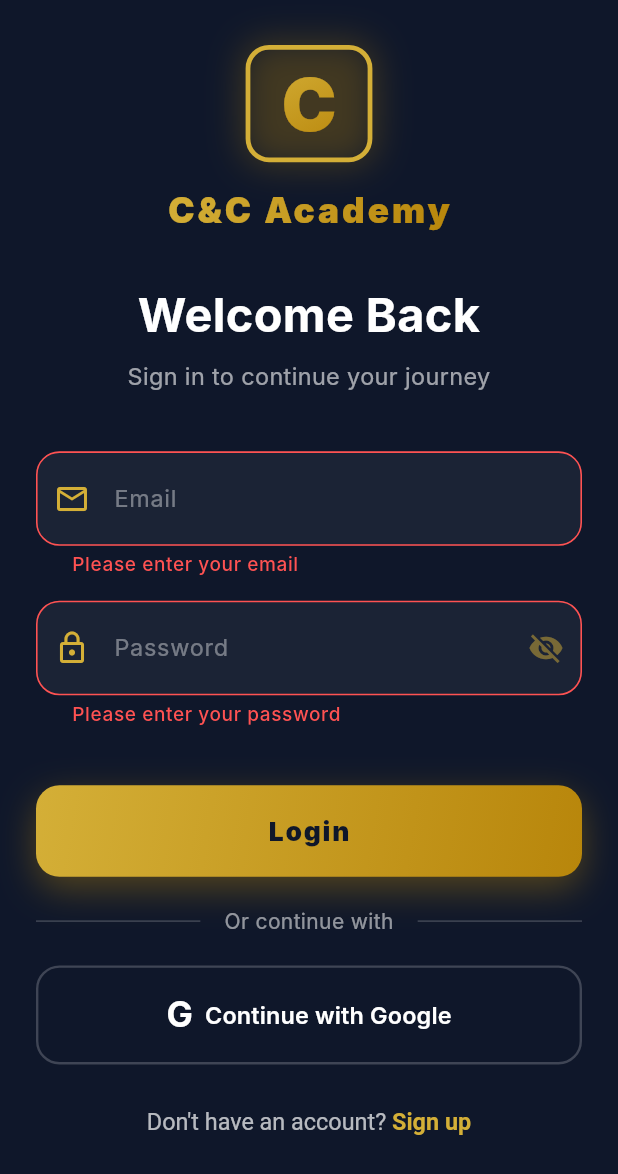
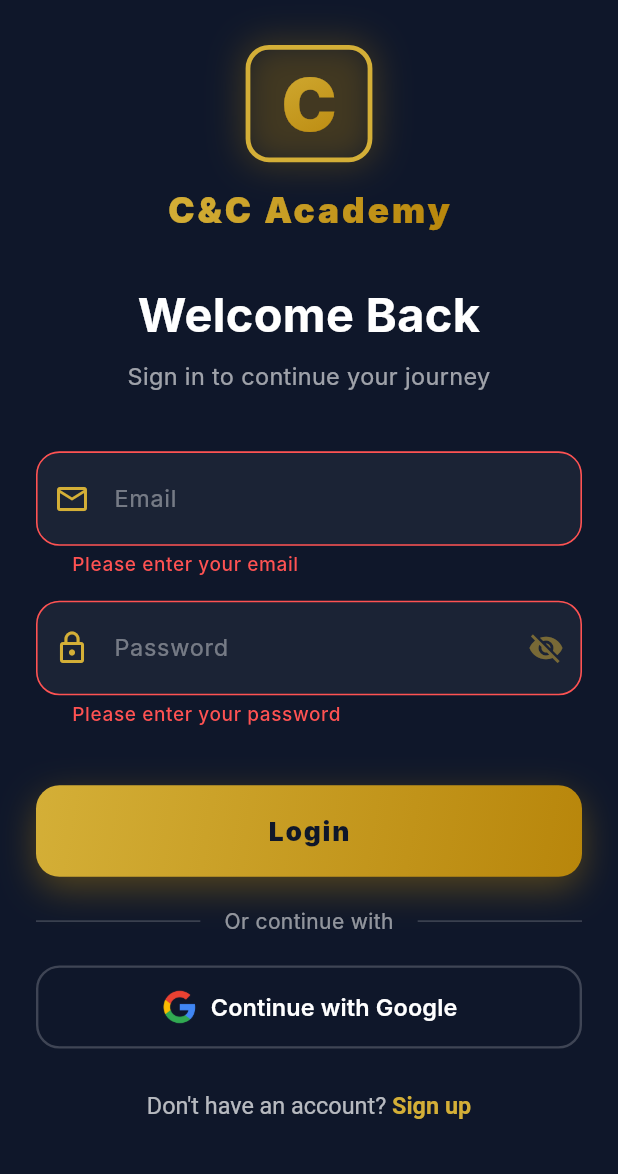
Before and after one commit to atefElhamsa/cad_code_app, a Flutter app: the screen it shows after launch, after a tap on "Login", on a phone screen of 412 x 824 dp. Shown: the top 1174 px of the screen. Run offline on Flutter 3.47's test engine with Material 3 defaults, Android fonts, the phone set to English and light mode, and no system bars; drawn by our look-alikes of flutter_animate; our stand-ins replace chewie, equatable, flutter_bloc, flutter_screenutil, font_awesome_flutter, get_it and 7 more; missing offline and left inert: googleapis; accounts and stored records are empty; Roboto replaces fonts that are missing (Inter).

Commit message:
added to play store

```diff
--- a/lib/features/auth/presentation/widgets/social_login_button.dart
+++ b/lib/features/auth/presentation/widgets/social_login_button.dart
@@ -18,7 +18,9 @@ class SocialLoginButton extends StatelessWidget {
           color: Colors.white.withValues(alpha: 0.2),
           width: 1.5.w,
         ),
-        shape: RoundedRectangleBorder(borderRadius: BorderRadius.circular(16.r)),
+        shape: RoundedRectangleBorder(
+          borderRadius: BorderRadius.circular(16.r),
+        ),
       ),
       icon: isLoading
           ? SizedBox(
@@ -29,13 +31,11 @@ class SocialLoginButton extends StatelessWidget {
                 color: Colors.white,
               ),
             )
-          : Text(
-              'G',
-              style: TextStyle(
-                fontSize: 24.sp,
-                fontWeight: FontWeight.bold,
-                color: Colors.white,
-              ),
+          : Image.asset(
+              'assets/images/google_logo.png',
+              width: 24.w,
+              height: 24.h,
+              fit: BoxFit.contain,
             ),
       label: Text(
         isLoading ? 'Please wait...' : 'Continue with Google',
--- a/lib/features/courses/views/widgets/course_folders_list.dart
+++ b/lib/features/courses/views/widgets/course_folders_list.dart
@@ -92,11 +92,11 @@ class CourseFoldersList extends StatelessWidget {
               crossAxisAlignment: CrossAxisAlignment.stretch,
               children: [
                 ListView.separated(
-                  padding: EdgeInsets.symmetric(vertical: 20, horizontal: 10.w),
+                  padding: EdgeInsets.symmetric(vertical: 15),
                   shrinkWrap: true,
                   physics: const NeverScrollableScrollPhysics(),
                   itemCount: folders.length,
-                  separatorBuilder: (context, index) => SizedBox(height: 24.h),
+                  separatorBuilder: (context, index) => SizedBox(height: 10.h),
                   itemBuilder: (context, index) {
                     final folder = folders[index];
                     final isUnlocked = unlockedFolderIds.contains(folder.id);
--- a/lib/features/profile/views/settings_view.dart
+++ b/lib/features/profile/views/settings_view.dart
@@ -67,7 +67,7 @@ class SettingsView extends StatelessWidget {
                         .fade(duration: 400.ms, delay: 100.ms)
                         .slideY(begin: 0.1, curve: Curves.easeOutQuad),
 
-                    SizedBox(height: 24.h,),
+                    SizedBox(height: 24.h),
 
                     // Social Media Group
                     SettingsCard(
--- a/lib/features/splash/views/splash_view.dart
+++ b/lib/features/splash/views/splash_view.dart
@@ -65,7 +65,7 @@ class _SplashViewState extends State<SplashView> {
                 mainAxisAlignment: MainAxisAlignment.center,
                 children: [
                   const SplashLogo(),
-                  SizedBox(height: 30.h,),
+                  SizedBox(height: 25.h,),
                   Row(
                     mainAxisSize: MainAxisSize.min,
                     children: [
--- a/pubspec.yaml
+++ b/pubspec.yaml
@@ -16,7 +16,7 @@ publish_to: 'none' # Remove this line if you wish to publish to pub.dev
 # https://developer.apple.com/library/archive/documentation/General/Reference/InfoPlistKeyReference/Articles/CoreFoundationKeys.html
 # In Windows, build-name is used as the major, minor, and patch parts
 # of the product and file versions while build-number is used as the build suffix.
-version: 1.0.0+1
+version: 1.0.1+2
 
 environment:
   sdk: ^3.13.2
```
Also changed, not shown: assets/images/google_logo.png (added), 4 other files.
